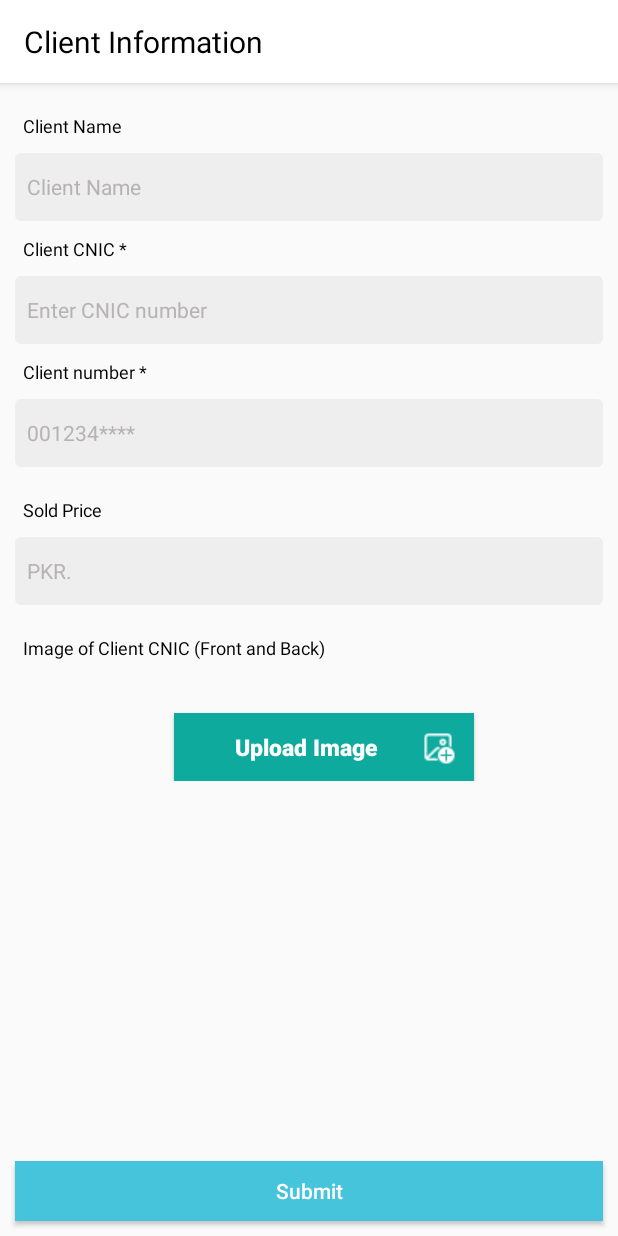
After one commit to RimshaN23/Property, an Android app: the Sold_Property screen opened directly, with no data from a screen before it, on a phone screen of 412 x 824 dp. The commit adds this screen. Run offline under Robolectric (Android 15) with nearby library versions, the phone set to English and light mode, and no system bars; Roboto replaces fonts that are not available here.

Commit message:
1/12/2020

```diff
--- a/app/src/main/AndroidManifest.xml
+++ b/app/src/main/AndroidManifest.xml
@@ -18,7 +18,8 @@
         android:roundIcon="@mipmap/ic_launcher_round"
         android:supportsRtl="true"
         android:theme="@style/AppTheme">
-        <activity android:name=".PropertyDetail"></activity>
+        <activity android:name=".Sold_Property"></activity>
+        <activity android:name=".PropertyDetail" />
         <activity android:name=".UpdateProperty" />
 
         <meta-data
@@ -31,10 +32,10 @@
         <activity
             android:name=".ViewMap"
             android:label="@string/title_activity_view_map" />
-         <activity android:name=".Dashboard" />
+        <activity android:name=".Dashboard" />
         <activity android:name=".Login" />
         <activity android:name=".VerifyPhoneActivity" />
-        <activity android:name=".Splash" >
+        <activity android:name=".Splash">
             <intent-filter>
                 <action android:name="android.intent.action.MAIN" />
 
@@ -42,9 +43,7 @@
             </intent-filter>
         </activity>
         <activity android:name=".Add_Property" />
-        <activity android:name=".View_Property">
-
-        </activity>
+        <activity android:name=".View_Property"></activity>
 
         <uses-library
             android:name="org.apache.http.legacy"
--- /dev/null
+++ b/app/src/main/java/com/example/property/Sold_Property.java
@@ -0,0 +1,14 @@
+package com.example.property;
+
+import androidx.appcompat.app.AppCompatActivity;
+
+import android.os.Bundle;
+
+public class Sold_Property extends AppCompatActivity {
+
+    @Override
+    protected void onCreate(Bundle savedInstanceState) {
+        super.onCreate(savedInstanceState);
+        setContentView(R.layout.sold__property_activity);
+    }
+}
--- a/app/src/main/res/layout/activity_property_detail.xml
+++ b/app/src/main/res/layout/activity_property_detail.xml
@@ -91,6 +91,7 @@
                         android:layout_width="match_parent"
                         android:layout_height="wrap_content"
                         android:text="Golden House"
+                        android:paddingLeft="5dp"
                         android:textColor="@color/black"
                         android:textSize="25sp" />
 
@@ -99,6 +100,8 @@
                         android:layout_width="match_parent"
                         android:layout_height="wrap_content"
                         android:hint="PKR. 52000000"
+                        android:paddingLeft="5dp"
+
                         android:textColor="@color/colorPrimaryDark"
                         android:textSize="16sp" />
 
@@ -534,6 +537,21 @@
                                 android:textColor="@color/black"
                                 android:textSize="16sp" />
 
+                            <Button
+                                android:id="@+id/sell_property"
+                                android:layout_width="match_parent"
+                                android:layout_height="40dp"
+                                android:layout_alignParentBottom="true"
+                                android:layout_centerInParent="true"
+                                android:layout_gravity="center"
+                                android:layout_margin="15dp"
+                                android:background="@color/colorPrimaryDark"
+                                android:clickable="true"
+                                android:text="Sell Property"
+                                android:textAllCaps="false"
+                                android:textColor="#ffff"
+                                />
+
 
                         </LinearLayout>
 
--- /dev/null
+++ b/app/src/main/res/layout/sold__property_activity.xml
@@ -0,0 +1,235 @@
+<?xml version="1.0" encoding="utf-8"?>
+<RelativeLayout
+
+    xmlns:android="http://schemas.android.com/apk/res/android"
+    xmlns:app="http://schemas.android.com/apk/res-auto"
+    xmlns:tools="http://schemas.android.com/tools"
+    android:layout_width="match_parent"
+    android:layout_height="match_parent">
+
+    <com.google.android.material.appbar.AppBarLayout
+        android:id="@+id/appBar"
+        android:layout_width="match_parent"
+        android:layout_height="wrap_content"
+        android:layout_alignParentTop="true">
+
+
+        <androidx.appcompat.widget.Toolbar
+            android:id="@+id/toolbar4"
+            android:layout_width="match_parent"
+            android:layout_height="55dp"
+            android:background="@color/white"
+            >
+
+            <TextView
+                android:id="@+id/toolbar_title"
+                android:layout_width="wrap_content"
+                android:layout_height="wrap_content"
+                android:text="Client Information"
+                android:textSize="20sp"
+
+                android:textColor="@android:color/black"
+                />
+        </androidx.appcompat.widget.Toolbar>
+    </com.google.android.material.appbar.AppBarLayout>
+
+    <RelativeLayout
+        android:id="@+id/main_layout1"
+        android:layout_below="@id/appBar"
+        android:layout_width="match_parent"
+        android:layout_height="match_parent">
+
+
+        <ScrollView
+            android:layout_width="match_parent"
+            android:layout_height="match_parent"
+            android:layout_above="@id/submit_registry"
+            android:layout_marginTop="20dp"
+            android:layout_marginBottom="6dp">
+
+            <LinearLayout
+                android:layout_width="match_parent"
+                android:layout_height="match_parent"
+                android:orientation="vertical">
+
+                <TextView
+                    android:id="@+id/client_tv"
+                    android:layout_width="wrap_content"
+                    android:layout_height="wrap_content"
+                    android:layout_marginLeft="15dp"
+                    android:text="Client Name"
+                    android:textColor="#000"
+                    android:textSize="12sp"
+                    />
+
+                <EditText
+                    android:id="@+id/client_name"
+                    android:layout_width="match_parent"
+                    android:layout_height="45dp"
+                    android:layout_below="@id/text2"
+                    android:layout_gravity="center"
+                    android:layout_margin="10dp"
+                    android:background="@drawable/background"
+                    android:hint="Client Name"
+                    android:inputType="textCapSentences"
+                    android:paddingLeft="8dp"
+                    android:paddingRight="8dp"
+                    android:textColor="#5A5A5A"
+                    android:textColorHint="#B6B3B5"
+                    android:textSize="14sp"
+                    />
+
+                <TextView
+                    android:id="@+id/cnic_tv"
+                    android:layout_width="match_parent"
+                    android:layout_height="wrap_content"
+                    android:layout_marginLeft="15dp"
+                    android:text="Client CNIC *"
+                    android:textColor="#000"
+                    android:textSize="12sp" />
+
+                <EditText
+                    android:id="@+id/cnic_no"
+                    android:layout_width="match_parent"
+                    android:layout_height="45dp"
+                    android:layout_gravity="center"
+                    android:layout_margin="10dp"
+                    android:background="@drawable/background"
+                    android:hint="Enter CNIC number"
+                    android:inputType="numberDecimal"
+                    android:paddingLeft="8dp"
+                    android:paddingRight="8dp"
+                    android:textColor="#5A5A5A"
+                    android:textColorHint="#B6B3B5"
+                    android:textSize="14sp"
+                    />
+
+                <TextView
+                    android:id="@+id/client_no_tv"
+                    android:layout_width="match_parent"
+                    android:layout_height="wrap_content"
+                    android:layout_marginLeft="15dp"
+                    android:text="Client number *"
+                    android:textColor="#000"
+                    android:textSize="12sp" />
+
+                <EditText
+                    android:id="@+id/client_no"
+                    android:layout_width="match_parent"
+                    android:layout_height="45dp"
+                    android:layout_gravity="center"
+                    android:layout_margin="10dp"
+                    android:background="@drawable/background"
+                    android:hint="001234****"
+                    android:inputType="phone"
+                    android:paddingLeft="8dp"
+                    android:paddingRight="8dp"
+                    android:textColor="#5A5A5A"
+                    android:textColorHint="#B6B3B5"
+                    android:textSize="14sp"
+                    />
+
+                <TextView
+                    android:id="@+id/price_tv"
+                    android:layout_width="wrap_content"
+                    android:layout_height="wrap_content"
+                    android:layout_marginLeft="15dp"
+                    android:layout_marginTop="10dp"
+                    android:text="Sold Price"
+                    android:textColor="#000"
+                    android:textSize="12sp" />
+
+                <EditText
+                    android:id="@+id/final_price"
+                    android:layout_width="match_parent"
+                    android:layout_height="45dp"
+                    android:layout_gravity="center"
+                    android:layout_margin="10dp"
+                    android:layout_weight="1"
+                    android:background="@drawable/background"
+                    android:hint="PKR."
+                    android:inputType="number"
+                    android:paddingLeft="8dp"
+                    android:paddingRight="8dp"
+                    android:textColor="#5A5A5A"
+                    android:textColorHint="#B6B3B5"
+                    android:textSize="14sp" />
+
+                <TextView
+                    android:id="@+id/text"
+                    android:layout_width="wrap_content"
+                    android:layout_height="wrap_content"
+                    android:layout_marginLeft="15dp"
+                    android:layout_marginTop="10dp"
+                    android:text="Image of Client CNIC (Front and Back)"
+                    android:textColor="#000"
+                    android:textSize="12sp" />
+
+
+                <androidx.recyclerview.widget.RecyclerView
+
+                    android:id="@+id/imageRecyclerview"
+                    android:layout_width="match_parent"
+                    android:layout_height="wrap_content"
+                    android:layout_margin="10dp"/>
+
+
+                <Button
+                    android:id="@+id/imgBtn"
+                    android:text="Upload Image"
+                    android:layout_width="200dp"
+                    android:layout_height="45dp"
+                    android:layout_gravity="center_horizontal"
+                    android:layout_marginTop="15dp"
+                    android:textAllCaps="false"
+                    android:textSize="15sp"
+                    android:textStyle="bold"
+                    android:background="@color/purple"
+                    android:drawableTint="@color/white"
+                    android:textColor="@color/white"
+                    android:drawableEnd="@drawable/addimage"
+                    android:padding="12dp"
+                    android:layout_marginLeft="10dp"
+
+                    />
+
+            </LinearLayout>
+        </ScrollView>
+
+        <Button
+            android:id="@+id/submit_registry"
+            android:layout_width="match_parent"
+            android:layout_height="40dp"
+            android:layout_alignParentBottom="true"
+            android:layout_centerInParent="true"
+            android:layout_gravity="center"
+            android:layout_margin="10dp"
+            android:background="@color/colorPrimaryDark"
+            android:clickable="true"
+            android:text="Submit"
+            android:textAllCaps="false"
+            android:textColor="#ffff"
+            />
+    </RelativeLayout>
+
+    <LinearLayout
+        android:visibility="gone"
+        android:id="@+id/noNetworkLayout"
+        android:layout_width="match_parent"
+        android:layout_height="match_parent"
+        android:orientation="vertical"
+        android:gravity="center">
+
+        <TextView
+            android:gravity="center"
+            android:layout_margin="22dp"
+            android:layout_width="match_parent"
+            android:layout_height="wrap_content"
+            android:textSize="28sp"
+            android:text="Unable to connect to Internet. Please check your network settings."/>
+
+
+    </LinearLayout>
+
+
+</RelativeLayout>
```
